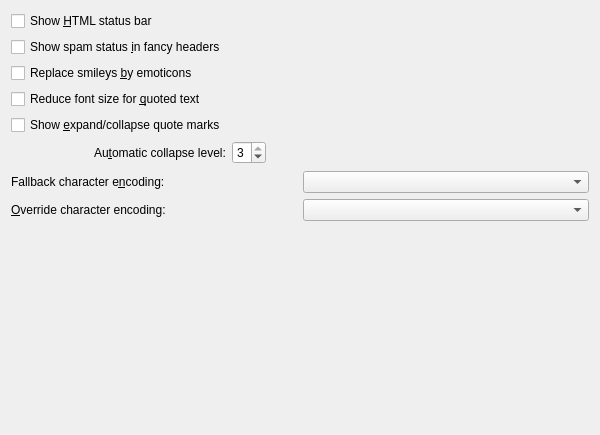
The window that messageviewer/settings.ui (chusopr/kdepim-ktimetracker-akonadi) describes before a commit, drawn with Qt 5.
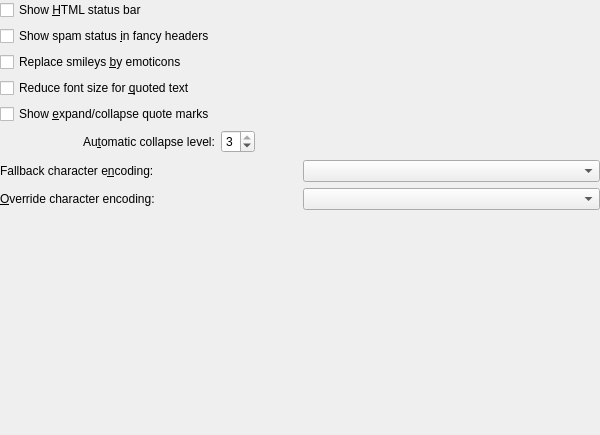
The same window after the commit. Custom widgets are drawn as their Qt base class.

Commit message:
Prepare configwidget for KMail usage
- Add writeConfig() and readConfig()
- Fix some issues with fallback/override encoding
- add what's this help

```diff
--- a/messageviewer/settings.ui
+++ b/messageviewer/settings.ui
@@ -31,6 +31,9 @@
    <string>Viewer settings</string>
   </property>
   <layout class="QGridLayout" name="gridLayout_2">
+   <property name="margin">
+    <number>0</number>
+   </property>
    <item row="0" column="0" colspan="2">
     <widget class="QCheckBox" name="kcfg_showColorBar">
      <property name="text">
```
Left out of the diff: 8 changed lines with no effect on the pictures. The commit also changes 2 other files.
